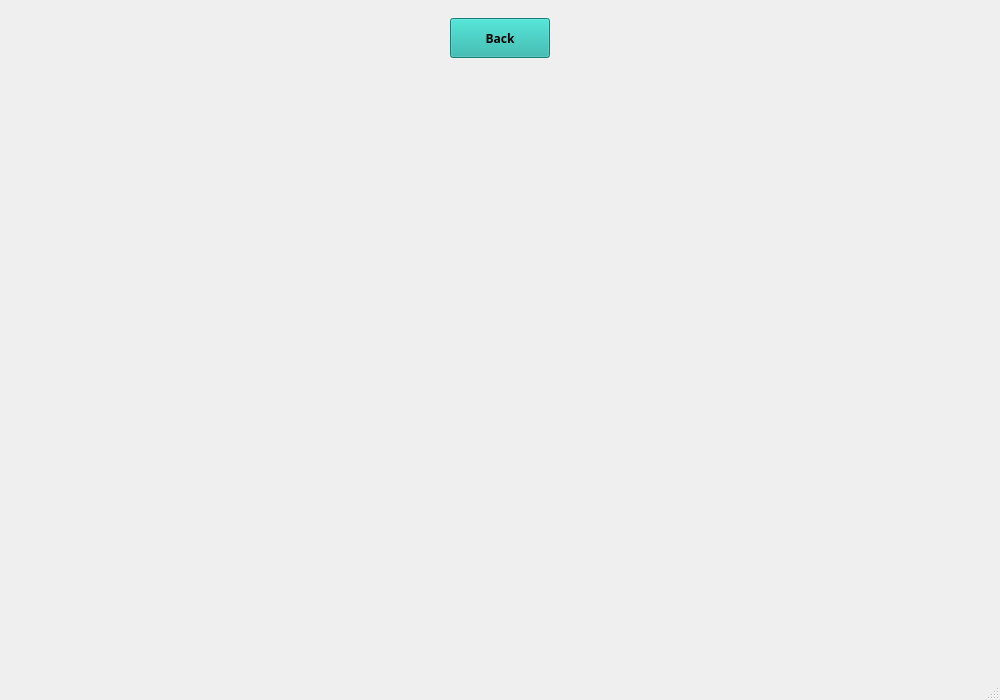
Before: the Qt Designer form travel_assistant.ui in isaacfulcrum/travel-assistant, drawn with Qt 5.
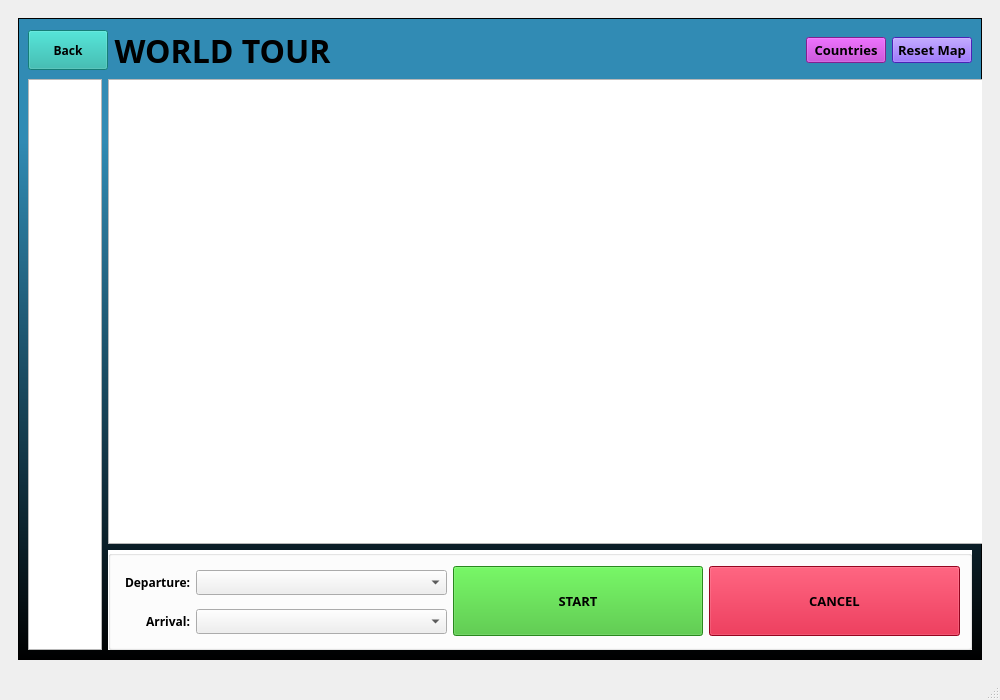
After: the same form once the commit is applied. Icons and pictures are not drawn.

Diff of the .ui file:
```diff
--- a/travel_assistant.ui
+++ b/travel_assistant.ui
@@ -31,7 +31,7 @@
     <item row="0" column="0">
      <widget class="QStackedWidget" name="views">
       <property name="currentIndex">
-       <number>4</number>
+       <number>3</number>
       </property>
       <widget class="QWidget" name="welcome">
        <layout class="QGridLayout" name="gridLayout_2">
@@ -1545,58 +1545,6 @@
         </item>
        </layout>
       </widget>
-      <widget class="QWidget" name="page_2">
-       <layout class="QGridLayout" name="gridLayout_15">
-        <item row="0" column="0">
-         <widget class="QPushButton" name="backbutton_4">
-          <property name="minimumSize">
-           <size>
-            <width>0</width>
-            <height>40</height>
-           </size>
-          </property>
-          <property name="maximumSize">
-           <size>
-            <width>100</width>
-            <height>16777215</height>
-           </size>
-          </property>
-          <property name="font">
-           <font>
-            <family>News706 BT</family>
-            <pointsize>9</pointsize>
-            <weight>75</weight>
-            <bold>true</bold>
-           </font>
-          </property>
-          <property name="cursor">
-           <cursorShape>PointingHandCursor</cursorShape>
-          </property>
-          <property name="styleSheet">
-           <string notr="true">border-image: None;
-background-color: rgb(30, 177, 167);</string>
-          </property>
-          <property name="text">
-           <string>Back</string>
-          </property>
-          <property name="icon">
-           <iconset resource="travel_assistant_assets.qrc">
-            <normaloff>:/Icons/assets/backIcon.png</normaloff>:/Icons/assets/backIcon.png</iconset>
-          </property>
-         </widget>
-        </item>
-        <item row="1" column="0">
-         <widget class="QLabel" name="label_2">
-          <property name="text">
-           <string/>
-          </property>
-          <property name="pixmap">
-           <pixmap>assets/xd(2).png</pixmap>
-          </property>
-         </widget>
-        </item>
-       </layout>
-      </widget>
      </widget>
     </item>
    </layout>
```
